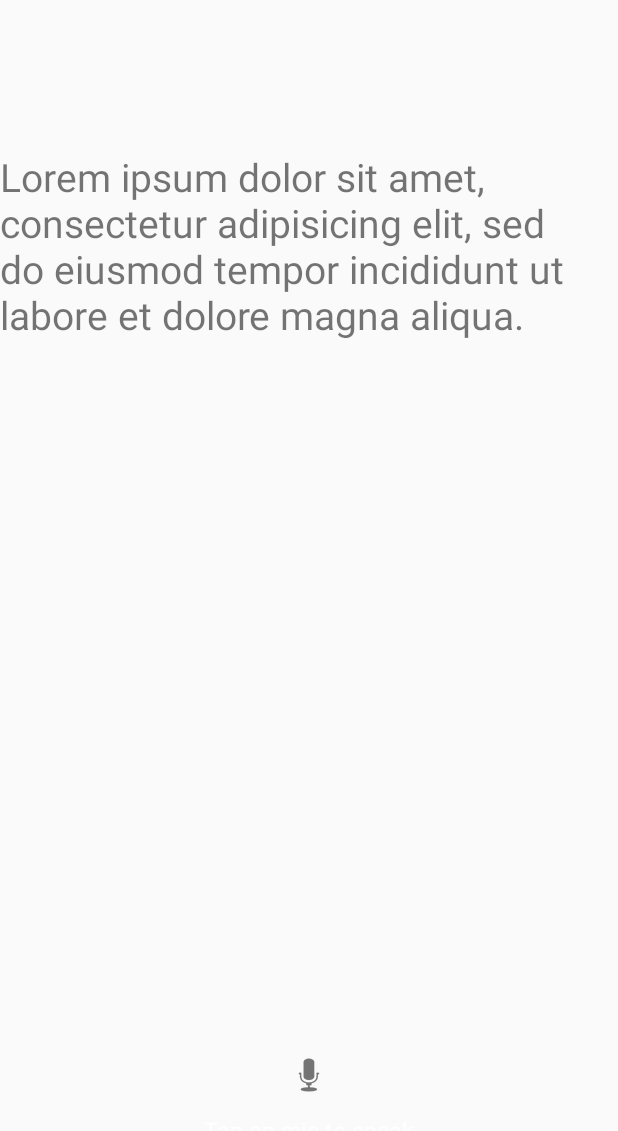
After one commit to eugenius1/MindTheNap, an Android app: the SpeechInputActivity screen opened directly, with no data from a screen before it, on a phone screen of 412 x 824 dp. The commit adds this screen. Shown: the top 1131 px of the screen. Run offline under Robolectric (Android 15) with nearby library versions, the phone set to English and light mode, and no system bars.

Commit message:
Added speech recognition

```diff
--- a/Tube/app/src/main/AndroidManifest.xml
+++ b/Tube/app/src/main/AndroidManifest.xml
@@ -19,6 +19,7 @@
             </intent-filter>
         </activity>
         <activity android:name=".AudioRecordTest" />
+        <activity android:name=".SpeechInputActivity" />
     </application>
 
     <uses-permission android:name="android.permission.WRITE_EXTERNAL_STORAGE" />
--- /dev/null
+++ b/Tube/app/src/main/java/fbhackathon/com/tube/SpeechInputActivity.java
@@ -0,0 +1,83 @@
+package fbhackathon.com.tube;
+
+import java.util.ArrayList;
+import java.util.Locale;
+
+import android.app.Activity;
+import android.content.ActivityNotFoundException;
+import android.content.Intent;
+import android.os.Bundle;
+import android.speech.RecognizerIntent;
+import android.view.Menu;
+import android.view.View;
+import android.widget.ImageButton;
+import android.widget.TextView;
+import android.widget.Toast;
+
+/**
+ * Created by Chaiyong on 3/12/16.
+ */
+public class SpeechInputActivity extends Activity {
+    private TextView txtSpeechInput;
+    private ImageButton btnSpeak;
+    private final int REQ_CODE_SPEECH_INPUT = 100;
+
+    @Override
+    protected void onCreate(Bundle savedInstanceState) {
+        super.onCreate(savedInstanceState);
+        setContentView(R.layout.speech_recognition);
+
+        txtSpeechInput = (TextView) findViewById(R.id.txtSpeechInput);
+        btnSpeak = (ImageButton) findViewById(R.id.btnSpeak);
+
+        // hide the action bar
+        // getActionBar().hide();
+
+        btnSpeak.setOnClickListener(new View.OnClickListener() {
+
+            @Override
+            public void onClick(View v) {
+                promptSpeechInput();
+            }
+        });
+
+    }
+
+    /**
+     * Showing google speech input dialog
+     * */
+    private void promptSpeechInput() {
+        Intent intent = new Intent(RecognizerIntent.ACTION_RECOGNIZE_SPEECH);
+        intent.putExtra(RecognizerIntent.EXTRA_LANGUAGE_MODEL,
+                RecognizerIntent.LANGUAGE_MODEL_FREE_FORM);
+        intent.putExtra(RecognizerIntent.EXTRA_LANGUAGE, Locale.getDefault());
+        intent.putExtra(RecognizerIntent.EXTRA_PROMPT,
+                getString(R.string.speech_prompt));
+        try {
+            startActivityForResult(intent, REQ_CODE_SPEECH_INPUT);
+        } catch (ActivityNotFoundException a) {
+            Toast.makeText(getApplicationContext(),
+                    getString(R.string.speech_not_supported),
+                    Toast.LENGTH_SHORT).show();
+        }
+    }
+
+    /**
+     * Receiving speech input
+     * */
+    @Override
+    protected void onActivityResult(int requestCode, int resultCode, Intent data) {
+        super.onActivityResult(requestCode, resultCode, data);
+        System.out.println("Got results back");
+        switch (requestCode) {
+            case REQ_CODE_SPEECH_INPUT: {
+                if (resultCode == RESULT_OK && null != data) {
+                    ArrayList<String> result = data.getStringArrayListExtra(RecognizerIntent.EXTRA_RESULTS);
+                    txtSpeechInput.setText(result.get(0));
+                }
+                break;
+            }
+
+        }
+    }
+}
--- /dev/null
+++ b/Tube/app/src/main/res/layout/speech_recognition.xml
@@ -0,0 +1,47 @@
+<?xml version="1.0" encoding="utf-8"?>
+<RelativeLayout xmlns:android="http://schemas.android.com/apk/res/android"
+    xmlns:tools="http://schemas.android.com/tools"
+    android:layout_width="match_parent"
+    android:layout_height="match_parent"
+    android:orientation="vertical" >
+
+    <TextView
+        android:id="@+id/txtSpeechInput"
+        android:layout_width="wrap_content"
+        android:layout_height="wrap_content"
+        android:layout_alignParentTop="true"
+        android:layout_centerHorizontal="true"
+        android:layout_marginTop="100dp"
+        android:maxLines="4"
+        android:lines="4"
+        android:text="Lorem ipsum dolor sit amet, consectetur adipisicing elit, sed do eiusmod tempor incididunt ut labore et dolore magna aliqua. Ut enim ad minim veniam, quis nostrud exercitation ullamco laboris nisi ut aliquip ex ea commodo consequat."
+        android:textSize="26dp"
+        android:textStyle="normal" />
+
+    <LinearLayout
+        android:layout_width="wrap_content"
+        android:layout_height="wrap_content"
+        android:layout_alignParentBottom="true"
+        android:layout_centerHorizontal="true"
+        android:layout_marginBottom="60dp"
+        android:gravity="center"
+        android:orientation="vertical" >
+
+        <ImageButton
+            android:id="@+id/btnSpeak"
+            android:layout_width="wrap_content"
+            android:layout_height="wrap_content"
+            android:background="@null"
+            android:src="@android:drawable/ic_btn_speak_now" />
+
+        <TextView
+            android:layout_width="wrap_content"
+            android:layout_height="wrap_content"
+            android:layout_marginTop="10dp"
+            android:text="@string/tap_on_mic"
+            android:textColor="@color/white"
+            android:textSize="15dp"
+            android:textStyle="normal" />
+    </LinearLayout>
+
+</RelativeLayout>
--- a/Tube/app/src/main/res/values/colors.xml
+++ b/Tube/app/src/main/res/values/colors.xml
@@ -3,4 +3,7 @@
     <color name="colorPrimary">#3F51B5</color>
     <color name="colorPrimaryDark">#303F9F</color>
     <color name="colorAccent">#FF4081</color>
+    <color name="white">#ffffff</color>
+    <color name="bg_gradient_start">#31244e</color>
+    <color name="bg_gradient_end">#6b394c</color>
 </resources>
--- a/Tube/app/src/main/res/values/strings.xml
+++ b/Tube/app/src/main/res/values/strings.xml
@@ -1,4 +1,8 @@
 <resources>
     <string name="app_name">Tube</string>
     <string name="action_settings">Settings</string>
+    <string name="hello_world">Hello world!</string>
+    <string name="speech_prompt">Say something&#8230;</string>
+    <string name="speech_not_supported">Sorry! Your device doesn\'t support speech input</string>
+    <string name="tap_on_mic">Tap on mic to speak</string>
 </resources>
```
Also changed, not shown: Tube/app/src/main/java/fbhackathon/com/tube/MainActivity.java (+15 -4 lines), Tube/app/src/main/res/layout/activity_main.xml (+11 -3 lines), Tube/app/src/main/res/layout/content_main.xml (+13 -3 lines), Tube/app/src/main/res/drawable/tube_logo_big.png (added), Tube/app/src/main/res/drawable/tube_logo_medium.png (added), Tube/app/src/main/res/drawable/tube_logo_small.png (added).
